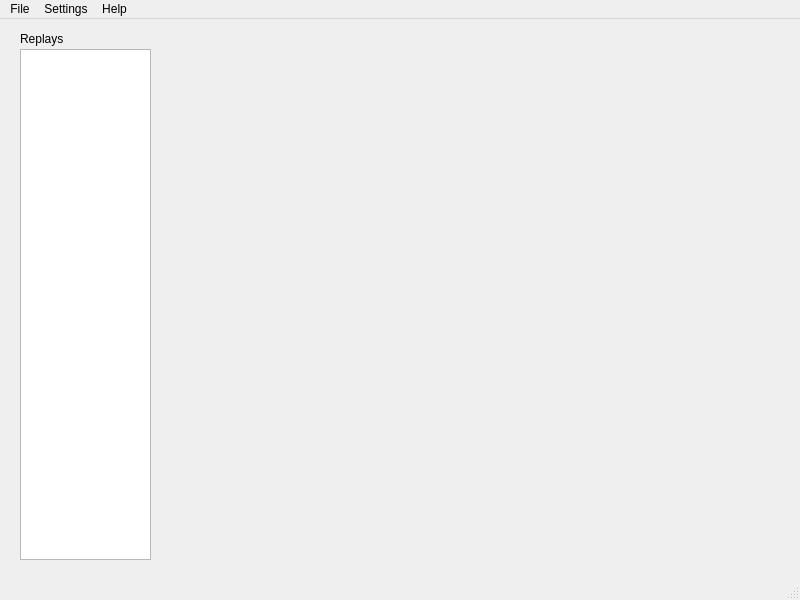
This is ui/main_window.ui in TheDukeofErl/skullgirls-ticket-booth as Qt 5 draws it before an edit. The edited form follows.
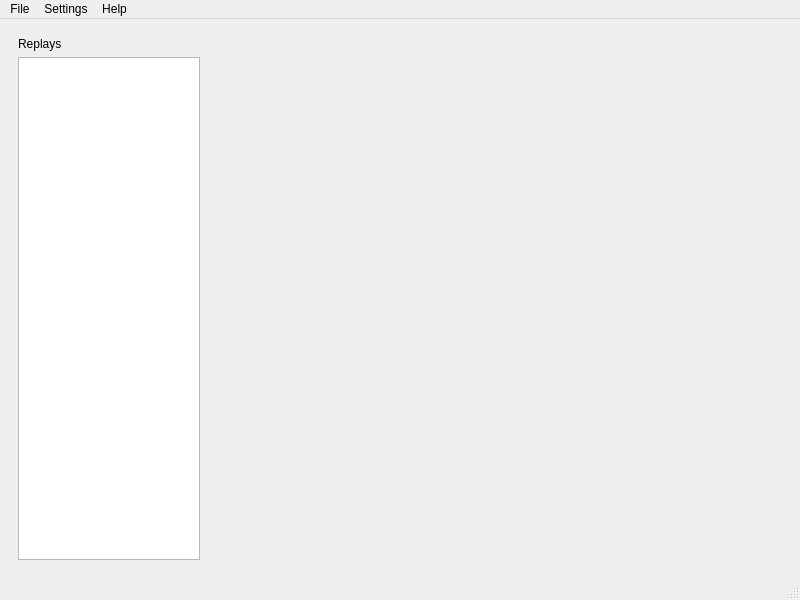
This is the edited form.

Commit message: Making the list of replays size adjustable vertically.

```diff
--- a/ui/main_window.ui
+++ b/ui/main_window.ui
@@ -14,32 +14,34 @@
    <string>Skullgirls Replay Manager</string>
   </property>
   <widget class="QWidget" name="centralwidget">
-   <widget class="QListView" name="listview_replays">
-    <property name="geometry">
-     <rect>
-      <x>20</x>
-      <y>30</y>
-      <width>131</width>
-      <height>511</height>
-     </rect>
-    </property>
-    <property name="editTriggers">
-     <set>QAbstractItemView::NoEditTriggers</set>
-    </property>
-   </widget>
+   <layout class="QFormLayout" name="formLayout">
+    <item row="0" column="0">
+     <widget class="QWidget" name="replayListWidget" native="true">
+      <property name="maximumSize">
+       <size>
+        <width>200</width>
+        <height>16777215</height>
+       </size>
+      </property>
+      <layout class="QVBoxLayout" name="verticalLayout">
+       <item>
    <widget class="QLabel" name="label_replays">
-    <property name="geometry">
-     <rect>
-      <x>20</x>
-      <y>10</y>
-      <width>131</width>
-      <height>19</height>
-     </rect>
-    </property>
     <property name="text">
      <string>Replays</string>
     </property>
    </widget>
+       </item>
+       <item>
+        <widget class="QListView" name="listview_replays">
+         <property name="editTriggers">
+          <set>QAbstractItemView::NoEditTriggers</set>
+         </property>
+        </widget>
+       </item>
+      </layout>
+     </widget>
+    </item>
+   </layout>
   </widget>
   <widget class="QStatusBar" name="statusbar"/>
   <widget class="QMenuBar" name="menubar">
```
Lines whose indentation alone changed are shown as unchanged.
